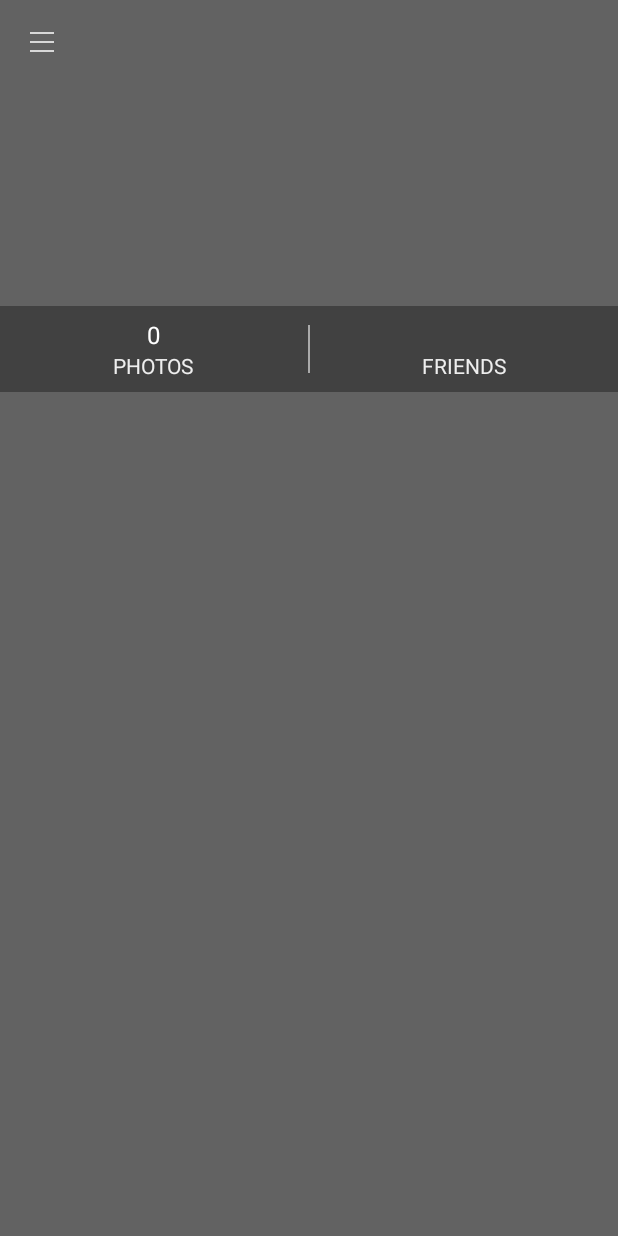
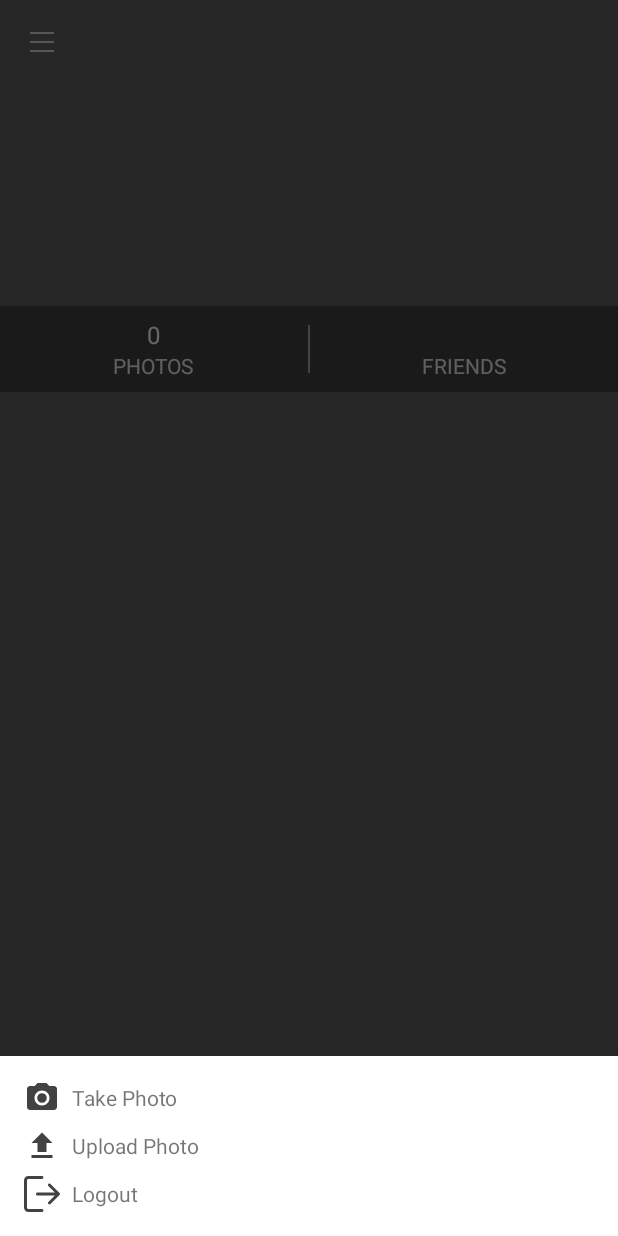
Before and after one commit to CoderJava/Eksis, an Android app: the DashboardActivity screen opened directly, with no data from a screen before it, after a tap on an icon or button, on a phone screen of 412 x 824 dp. Run offline under Robolectric (Android 15) with nearby library versions, the phone set to English and light mode, and no system bars; our stand-ins replace EventBus, RxJava; libraries missing offline, so code that uses them is left out: com.facebook, jp.wasabeef.blurry; network calls fail; pictures from the network do not load; 7 statements that could not run were skipped.

Commit message:
Create MenuBottomSheetDialogFragment

```diff
--- a/app/build.gradle
+++ b/app/build.gradle
@@ -45,6 +45,7 @@ dependencies {
     implementation 'io.reactivex.rxjava2:rxjava:2.2.3'
     implementation 'io.reactivex.rxjava2:rxandroid:2.1.0'
     implementation 'com.google.code.gson:gson:2.8.5'
+    implementation 'org.greenrobot:eventbus:3.1.1'
     testImplementation 'junit:junit:4.12'
     androidTestImplementation 'com.android.support.test:runner:1.0.2'
     androidTestImplementation 'com.android.support.test.espresso:espresso-core:3.0.2'
--- a/app/src/main/java/com/ysn/eksis/ui/DashboardActivity.kt
+++ b/app/src/main/java/com/ysn/eksis/ui/DashboardActivity.kt
@@ -7,6 +7,7 @@ import android.os.Bundle
 import android.support.graphics.drawable.AnimatedVectorDrawableCompat
 import android.support.v4.graphics.drawable.RoundedBitmapDrawableFactory
 import android.support.v7.app.AppCompatActivity
+import android.util.Log
 import com.bumptech.glide.Glide
 import com.bumptech.glide.request.target.BitmapImageViewTarget
 import com.facebook.AccessToken
@@ -21,6 +22,8 @@ import jp.wasabeef.blurry.Blurry
 import kotlinx.android.synthetic.main.activity_dashboard.*
 import okhttp3.OkHttpClient
 import okhttp3.logging.HttpLoggingInterceptor
+import org.greenrobot.eventbus.EventBus
+import org.greenrobot.eventbus.Subscribe
 import org.json.JSONObject
 import retrofit2.Retrofit
 import retrofit2.adapter.rxjava2.RxJava2CallAdapterFactory
@@ -32,20 +35,43 @@ class DashboardActivity : AppCompatActivity() {
 
     lateinit var accessToken: AccessToken
     lateinit var unsplashApi: UnsplashApi
+    lateinit var menuBottomSheetDialogFragment: MenuBottomSheetDialogFragment
     var isOpenMenu = false
 
     override fun onCreate(savedInstanceState: Bundle?) {
         super.onCreate(savedInstanceState)
         setContentView(R.layout.activity_dashboard)
 
+        initEventBus()
         initFacebookService()
         initAccessToken()
         initMenuHamburger()
+        initMenuBottomSheetDialogFragment()
         loadPhotoProfile()
         loadBackgroundProfile()
         loadProfile()
         loadFriends()
         loadPhotos()
+    }
+
+    private fun initEventBus() {
+        EventBus.getDefault().register(this)
+    }
+
+    @Subscribe
+    fun onMessageEvent(hashMap: HashMap<String, Any>) {
+        Log.d(TAG, "onMessageEvent")
+        val animatedVectorDrawableCompat = AnimatedVectorDrawableCompat.create(
+            this@DashboardActivity,
+            R.drawable.ic_menu_back_arrow_animatable
+        )
+        image_view_menu_activity_dashboard.setImageDrawable(animatedVectorDrawableCompat)
+        animatedVectorDrawableCompat!!.start()
+        isOpenMenu = false
+    }
+
+    private fun initMenuBottomSheetDialogFragment() {
+        menuBottomSheetDialogFragment = MenuBottomSheetDialogFragment()
     }
 
     private fun initMenuHamburger() {
@@ -59,9 +85,9 @@ class DashboardActivity : AppCompatActivity() {
             image_view_menu_activity_dashboard.setImageDrawable(animatedVectorDrawableCompat)
             animatedVectorDrawableCompat!!.start()
             if (isOpenMenu) {
-
+                menuBottomSheetDialogFragment.dismiss()
             } else {
-
+                menuBottomSheetDialogFragment.show(supportFragmentManager, TAG)
             }
             isOpenMenu = !isOpenMenu
         }
@@ -167,4 +193,5 @@ class DashboardActivity : AppCompatActivity() {
         text_view_value_photos.text = "0"
     }
 
+
 }
--- /dev/null
+++ b/app/src/main/java/com/ysn/eksis/ui/MenuBottomSheetDialogFragment.kt
@@ -0,0 +1,42 @@
+package com.ysn.eksis.ui
+
+import android.annotation.SuppressLint
+import android.app.Dialog
+import android.content.DialogInterface
+import android.support.design.widget.BottomSheetBehavior
+import android.support.design.widget.BottomSheetDialogFragment
+import android.support.design.widget.CoordinatorLayout
+import android.view.View
+import com.ysn.eksis.R
+import org.greenrobot.eventbus.EventBus
+
+class MenuBottomSheetDialogFragment : BottomSheetDialogFragment() {
+
+    @SuppressLint("RestrictedApi")
+    override fun setupDialog(dialog: Dialog?, style: Int) {
+        super.setupDialog(dialog, style)
+        val view = View.inflate(context, R.layout.bottom_sheet_dialog_fragment_menu, null)
+        dialog?.setContentView(view)
+
+        val layoutParams = (view.parent as View).layoutParams as CoordinatorLayout.LayoutParams
+        val behavior = layoutParams.behavior as CoordinatorLayout.Behavior
+        (behavior as BottomSheetBehavior).isHideable = false
+        behavior.setBottomSheetCallback(object : BottomSheetBehavior.BottomSheetCallback() {
+            override fun onStateChanged(bottomSheet: View, newState: Int) {
+                behavior.state = BottomSheetBehavior.STATE_COLLAPSED
+            }
+
+            override fun onSlide(bottomSheet: View, slideOffset: Float) {
+                /* nothing to do in here */
+            }
+
+        })
+    }
+
+    override fun onDismiss(dialog: DialogInterface?) {
+        val hashMap = HashMap<String, Any>()
+        EventBus.getDefault().postSticky(hashMap)
+        super.onDismiss(dialog)
+    }
+
+}
--- /dev/null
+++ b/app/src/main/res/drawable/ic_file_upload_darker_gray_24dp.xml
@@ -0,0 +1,5 @@
+<vector android:height="24dp" android:tint="#424242"
+    android:viewportHeight="24.0" android:viewportWidth="24.0"
+    android:width="24dp" xmlns:android="http://schemas.android.com/apk/res/android">
+    <path android:fillColor="#FF000000" android:pathData="M9,16h6v-6h4l-7,-7 -7,7h4zM5,18h14v2L5,20z"/>
+</vector>
--- /dev/null
+++ b/app/src/main/res/drawable/ic_logout_darker_gray_24dp.xml
@@ -0,0 +1,14 @@
+<?xml version="1.0" encoding="utf-8"?>
+<vector xmlns:android="http://schemas.android.com/apk/res/android"
+    android:width="512dp"
+    android:height="512dp"
+    android:viewportWidth="512"
+    android:viewportHeight="512">
+
+    <path
+        android:fillColor="#424242"
+        android:pathData="M255.15,468.625H63.787c-11.737,0-21.262-9.526-21.262-21.262V64.638c0-11.737,9.526-21.262,21.262-21.262H255.15 c11.758,0,21.262-9.504,21.262-21.262S266.908,0.85,255.15,0.85H63.787C28.619,0.85,0,29.47,0,64.638v382.724 c0,35.168,28.619,63.787,63.787,63.787H255.15c11.758,0,21.262-9.504,21.262-21.262 C276.412,478.129,266.908,468.625,255.15,468.625z" />
+    <path
+        android:fillColor="#424242"
+        android:pathData="M505.664,240.861L376.388,113.286c-8.335-8.25-21.815-8.143-30.065,0.213s-8.165,21.815,0.213,30.065l92.385,91.173 H191.362c-11.758,0-21.262,9.504-21.262,21.262c0,11.758,9.504,21.263,21.262,21.263h247.559l-92.385,91.173 c-8.377,8.25-8.441,21.709-0.213,30.065c4.167,4.21,9.653,6.336,15.139,6.336c5.401,0,10.801-2.041,14.926-6.124l129.276-127.575 c4.04-3.997,6.336-9.441,6.336-15.139C512,250.302,509.725,244.88,505.664,240.861z" />
+</vector>
--- /dev/null
+++ b/app/src/main/res/drawable/ic_photo_camera_darker_24dp.xml
@@ -0,0 +1,6 @@
+<vector android:height="24dp" android:tint="#424242"
+    android:viewportHeight="24.0" android:viewportWidth="24.0"
+    android:width="24dp" xmlns:android="http://schemas.android.com/apk/res/android">
+    <path android:fillColor="#FF000000" android:pathData="M12,12m-3.2,0a3.2,3.2 0,1 1,6.4 0a3.2,3.2 0,1 1,-6.4 0"/>
+    <path android:fillColor="#FF000000" android:pathData="M9,2L7.17,4L4,4c-1.1,0 -2,0.9 -2,2v12c0,1.1 0.9,2 2,2h16c1.1,0 2,-0.9 2,-2L22,6c0,-1.1 -0.9,-2 -2,-2h-3.17L15,2L9,2zM12,17c-2.76,0 -5,-2.24 -5,-5s2.24,-5 5,-5 5,2.24 5,5 -2.24,5 -5,5z"/>
+</vector>
--- /dev/null
+++ b/app/src/main/res/layout/bottom_sheet_dialog_fragment_menu.xml
@@ -0,0 +1,78 @@
+<?xml version="1.0" encoding="utf-8"?>
+<RelativeLayout xmlns:android="http://schemas.android.com/apk/res/android"
+    xmlns:tools="http://schemas.android.com/tools"
+    android:layout_width="match_parent"
+    android:layout_height="wrap_content"
+    android:padding="16dp">
+
+    <LinearLayout
+        android:id="@+id/linear_layout_container_take_photo"
+        android:layout_width="match_parent"
+        android:layout_height="wrap_content"
+        android:orientation="horizontal">
+
+        <ImageView
+            android:layout_width="wrap_content"
+            android:layout_height="wrap_content"
+            android:layout_gravity="center_vertical"
+            android:layout_marginEnd="8dp"
+            android:src="@drawable/ic_photo_camera_darker_24dp"
+            tools:ignore="ContentDescription" />
+
+        <TextView
+            android:layout_width="wrap_content"
+            android:layout_height="wrap_content"
+            android:layout_gravity="center_vertical"
+            android:text="Take Photo" />
+
+    </LinearLayout>
+
+    <LinearLayout
+        android:id="@+id/linear_layout_container_upload_photo"
+        android:layout_width="match_parent"
+        android:layout_height="wrap_content"
+        android:layout_below="@+id/linear_layout_container_take_photo"
+        android:layout_marginTop="8dp"
+        android:orientation="horizontal">
+
+        <ImageView
+            android:layout_width="wrap_content"
+            android:layout_height="wrap_content"
+            android:layout_gravity="center_vertical"
+            android:layout_marginEnd="8dp"
+            android:src="@drawable/ic_file_upload_darker_gray_24dp"
+            tools:ignore="ContentDescription" />
+
+        <TextView
+            android:layout_width="wrap_content"
+            android:layout_height="wrap_content"
+            android:layout_gravity="center_vertical"
+            android:text="Upload Photo" />
+
+    </LinearLayout>
+
+    <LinearLayout
+        android:id="@+id/linear_layout_container_logout"
+        android:layout_width="match_parent"
+        android:layout_height="wrap_content"
+        android:layout_below="@+id/linear_layout_container_upload_photo"
+        android:layout_marginTop="8dp"
+        android:orientation="horizontal">
+
+        <ImageView
+            android:layout_width="24dp"
+            android:layout_height="24dp"
+            android:layout_gravity="center_vertical"
+            android:layout_marginEnd="8dp"
+            android:src="@drawable/ic_logout_darker_gray_24dp"
+            tools:ignore="ContentDescription" />
+
+        <TextView
+            android:layout_width="wrap_content"
+            android:layout_height="wrap_content"
+            android:layout_gravity="center_vertical"
+            android:text="Logout" />
+
+    </LinearLayout>
+
+</RelativeLayout>
```
